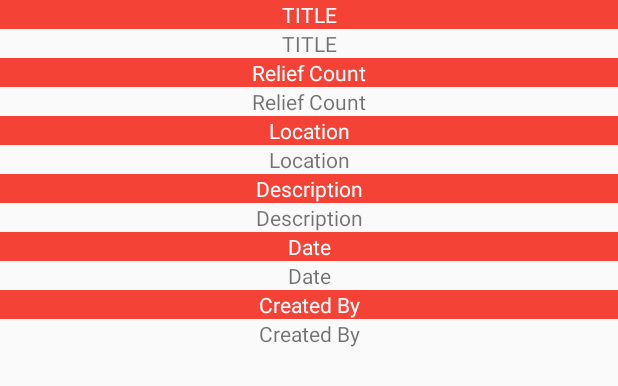
After one commit to nicholaivillegas/isgp, an Android app: the layout dialog_news.xml on its own in the app's theme, with its tools: preview values and no code run, on a phone screen of 412 x 824 dp. The commit adds this screen. Shown: the top 386 px of the screen. Run offline under Robolectric (Android 15) with nearby library versions, the phone set to English and light mode, and no system bars.

Commit message:
Main Changes: - aadded final fixes and modifications.... Announcement - onclick Create notifications when new operations

```diff
--- /dev/null
+++ b/app/src/main/res/layout/dialog_news.xml
@@ -0,0 +1,106 @@
+<?xml version="1.0" encoding="utf-8"?>
+<LinearLayout xmlns:android="http://schemas.android.com/apk/res/android"
+    android:layout_width="match_parent"
+    android:layout_height="match_parent"
+    android:orientation="vertical">
+
+    <LinearLayout
+        android:layout_width="match_parent"
+        android:layout_height="wrap_content"
+        android:orientation="vertical">
+
+        <TextView
+            android:layout_width="match_parent"
+            android:layout_height="wrap_content"
+            android:background="@color/colorPrimary"
+            android:gravity="center"
+            android:text="TITLE"
+            android:textColor="@color/colorLight" />
+
+        <TextView
+            android:id="@+id/text_title"
+            android:layout_width="match_parent"
+            android:layout_height="wrap_content"
+            android:gravity="center"
+            android:text="TITLE" />
+
+        <TextView
+            android:layout_width="match_parent"
+            android:layout_height="wrap_content"
+            android:background="@color/colorPrimary"
+            android:gravity="center"
+            android:text="Relief Count"
+            android:textColor="@color/colorLight" />
+
+        <TextView
+            android:id="@+id/text_relief_count"
+            android:layout_width="match_parent"
+            android:layout_height="wrap_content"
+            android:gravity="center"
+            android:text="Relief Count" />
+
+        <TextView
+            android:id="@+id/textView"
+            android:layout_width="match_parent"
+            android:layout_height="wrap_content"
+            android:background="@color/colorPrimary"
+            android:gravity="center"
+            android:text="Location"
+            android:textColor="@color/colorLight" />
+
+        <TextView
+            android:id="@+id/text_location"
+            android:layout_width="match_parent"
+            android:layout_height="wrap_content"
+            android:gravity="center"
+            android:text="Location" />
+
+        <TextView
+            android:id="@+id/textView2"
+            android:layout_width="match_parent"
+            android:layout_height="wrap_content"
+            android:background="@color/colorPrimary"
+            android:gravity="center"
+            android:text="Description"
+            android:textColor="@color/colorLight" />
+
+        <TextView
+            android:id="@+id/text_description"
+            android:layout_width="match_parent"
+            android:layout_height="wrap_content"
+            android:gravity="center"
+            android:text="Description" />
+
+        <TextView
+            android:layout_width="match_parent"
+            android:layout_height="wrap_content"
+            android:background="@color/colorPrimary"
+            android:gravity="center"
+            android:text="Date"
+            android:textColor="@color/colorLight" />
+
+        <TextView
+            android:id="@+id/text_date"
+            android:layout_width="match_parent"
+            android:layout_height="wrap_content"
+            android:gravity="center"
+            android:text="Date" />
+
+        <TextView
+            android:layout_width="match_parent"
+            android:layout_height="wrap_content"
+            android:background="@color/colorPrimary"
+            android:gravity="center"
+            android:text="Created By"
+            android:textColor="@color/colorLight" />
+
+        <TextView
+            android:id="@+id/text_created_by"
+            android:layout_width="match_parent"
+            android:layout_height="wrap_content"
+            android:gravity="center"
+            android:text="Created By" />
+
+    </LinearLayout>
+
+</LinearLayout>
```
Also changed, not shown: app/src/main/java/com/androidapp/isagip/NewsDialog.java (added, +34 -0 lines), app/src/main/java/com/androidapp/isagip/NewsFragment.java (+19 -0 lines), app/src/main/java/com/androidapp/isagip/RecyclerViewAdapter.java (+22 -2 lines), app/src/main/java/com/androidapp/isagip/RecyclerViewHolder.java (+6 -1 lines), app/src/main/res/layout/item_announcement.xml (+27 -1 lines), app/src/main/res/drawable-hdpi/ic_format_list_numbered_black_18dp.png (added), app/src/main/res/drawable-mdpi/ic_format_list_numbered_black_18dp.png (added), app/src/main/res/drawable-xhdpi/ic_format_list_numbered_black_18dp.png (added), app/src/main/res/drawable-xxhdpi/ic_format_list_numbered_black_18dp.png (added), app/src/main/res/drawable-xxxhdpi/ic_format_list_numbered_black_18dp.png (added).
